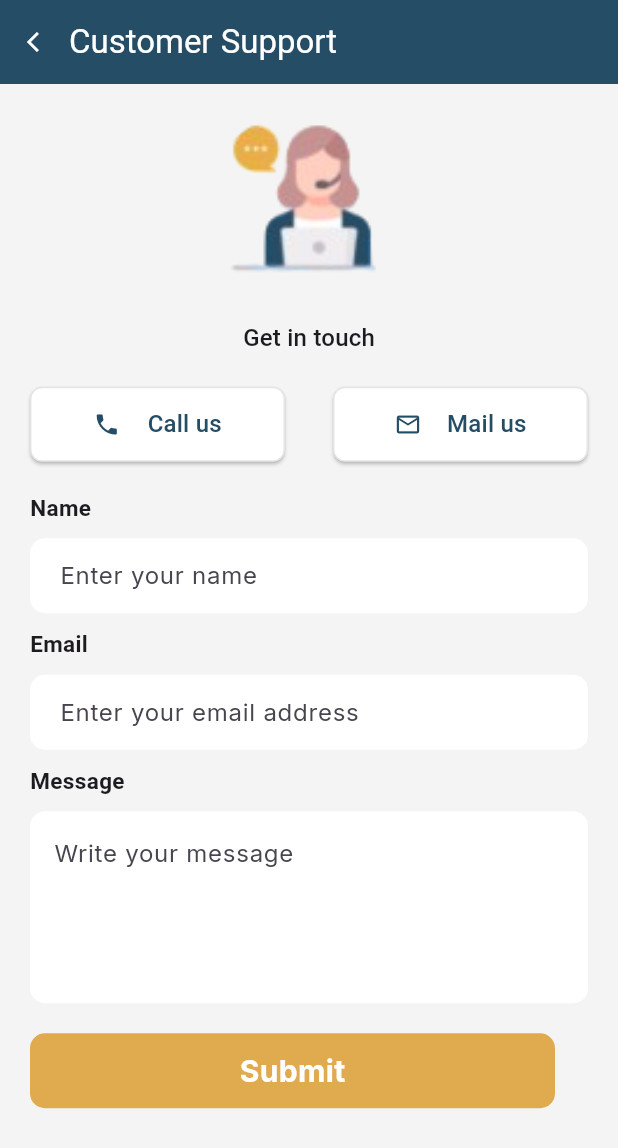
After one commit to ArtiDoltani/Car-Pooling-App-UI, a Flutter app: the CustomerSupport screen opened directly, on a phone screen of 412 x 824 dp. The commit adds this screen. Shown: the top 1148 px of the screen. Run offline on Flutter 3.47's test engine with Material 3 defaults, Android fonts, the phone set to English and light mode, and no system bars; our stand-ins replace google_fonts, image_picker, intl_phone_field, pinput.

Commit message:
Created Screens listed in profile screen

```diff
--- /dev/null
+++ b/lib/Screens/customer_support.dart
@@ -0,0 +1,158 @@
+import 'package:car_pooling_and_ride_sharing_app/widgets/decor_widget.dart';
+import 'package:flutter/material.dart';
+import 'package:google_fonts/google_fonts.dart';
+
+class CustomerSupport extends StatelessWidget {
+  const CustomerSupport({super.key});
+
+  @override
+  Widget build(BuildContext context) {
+    return SafeArea(
+      child: Scaffold(
+        appBar: UiHelper.CustomAppBar("Customer Support", () {
+          Navigator.pop(context);
+        }),
+        body: SingleChildScrollView(
+          child: Column(
+            crossAxisAlignment: CrossAxisAlignment.start,
+            children: [
+              Center(
+                child: Padding(
+                  padding: const EdgeInsets.symmetric(
+                      horizontal: 15.0, vertical: 20),
+                  child: Image.asset(
+                    "images/cust_suprt.png",
+                    width: MediaQuery.of(context).size.width * 0.35,
+                    fit: BoxFit.fill,
+                  ),
+                ),
+              ),
+              Center(
+                child: Text(
+                  "Get in touch",
+                  style: Theme.of(context).textTheme.titleMedium,
+                ),
+              ),
+              Padding(
+                padding:
+                    const EdgeInsets.symmetric(horizontal: 20.0, vertical: 20),
+                child: Row(
+                  mainAxisAlignment: MainAxisAlignment.spaceBetween,
+                  children: [
+                    // call button
+                    SizedBox(
+                      width: 170,
+                      height: 50,
+                      child: ElevatedButton(
+                          style: UiHelper.styleFrom,
+                          onPressed: () {},
+                          child: Row(
+                            mainAxisAlignment: MainAxisAlignment.spaceEvenly,
+                            children: [
+                              Icon(
+                                Icons.phone,
+                                color: UiHelper.appColor,
+                              ),
+                              Text(
+                                "Call us",
+                                style: Theme.of(context)
+                                    .textTheme
+                                    .titleMedium!
+                                    .copyWith(color: UiHelper.appColor),
+                              )
+                            ],
+                          )),
+                    ),
+
+                    // mail Button
+                    SizedBox(
+                      width: 170,
+                      height: 50,
+                      child: ElevatedButton(
+                          style: UiHelper.styleFrom,
+                          onPressed: () {},
+                          child: Row(
+                            mainAxisAlignment: MainAxisAlignment.spaceEvenly,
+                            children: [
+                              Icon(
+                                Icons.email_outlined,
+                                color: UiHelper.appColor,
+                              ),
+                              Text(
+                                "Mail us",
+                                style: Theme.of(context)
+                                    .textTheme
+                                    .titleMedium!
+                                    .copyWith(color: UiHelper.appColor),
+                              )
+                            ],
+                          )),
+                    ),
+                  ],
+                ),
+              ),
+              Padding(
+                padding: const EdgeInsets.symmetric(
+                  horizontal: 20.0,
+                ),
+                child: Text(
+                  "Name",
+                  style: UiHelper.vehicleTitleStyle,
+                ),
+              ),
+              UiHelper.customTextField("Enter your name"),
+              Padding(
+                padding: const EdgeInsets.symmetric(
+                  horizontal: 20.0,
+                ),
+                child: Text(
+                  "Email",
+                  style: UiHelper.vehicleTitleStyle,
+                ),
+              ),
+              UiHelper.customTextField("Enter your email address"),
+              Padding(
+                padding: const EdgeInsets.symmetric(
+                  horizontal: 20.0,
+                ),
+                child: Column(
+                  crossAxisAlignment: CrossAxisAlignment.start,
+                  children: [
+                    Text(
+                      "Message",
+                      style: UiHelper.vehicleTitleStyle,
+                    ),
+                    const SizedBox(
+                      height: 10,
+                    ),
+                    TextField(
+                        maxLines: 4,
+                        decoration: InputDecoration(
+                          filled: true,
+                          hintText: "Write your message",
+                          fillColor: const Color.fromRGBO(255, 255, 255, 1),
+                          border: OutlineInputBorder(
+                            borderRadius: BorderRadius.circular(10),
+                            borderSide: BorderSide.none,
+                          ),
+                          hintStyle: GoogleFonts.inter(
+                            textStyle: const TextStyle(
+                              fontSize: 16,
+                              fontWeight: FontWeight.w400,
+                            ),
+                          ),
+                        )),
+                    const SizedBox(
+                      height: 20,
+                    ),
+                    UiHelper.AppButtons(() {}, "Submit")
+                  ],
+                ),
+              ),
+            ],
+          ),
+        ),
+      ),
+    );
+  }
+}
--- a/lib/Screens/login.dart
+++ b/lib/Screens/login.dart
@@ -16,7 +16,6 @@ class _LoginScreenState extends State<LoginScreen> {
   Widget build(BuildContext context) {
     return SafeArea(
       child: Scaffold(
-        backgroundColor: const Color.fromRGBO(246, 246, 246, 0.9),
         body: SingleChildScrollView(
           child: Column(
             children: [
```
Also changed, not shown: lib/Screens/faqs_screen.dart (added, +39 -0 lines), lib/Screens/profile.dart (+71 -2 lines), lib/Screens/rides_history.dart (added, +20 -0 lines), lib/Screens/terms_cond.dart (added, +28 -0 lines), images/cust_suprt.png (added).
